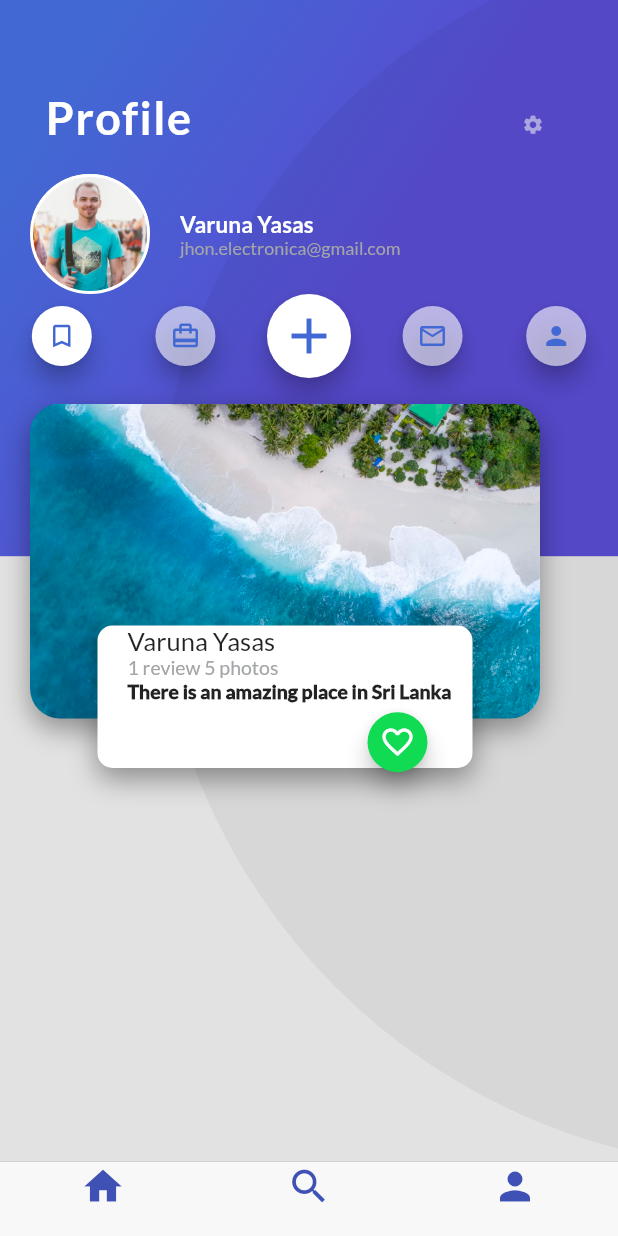
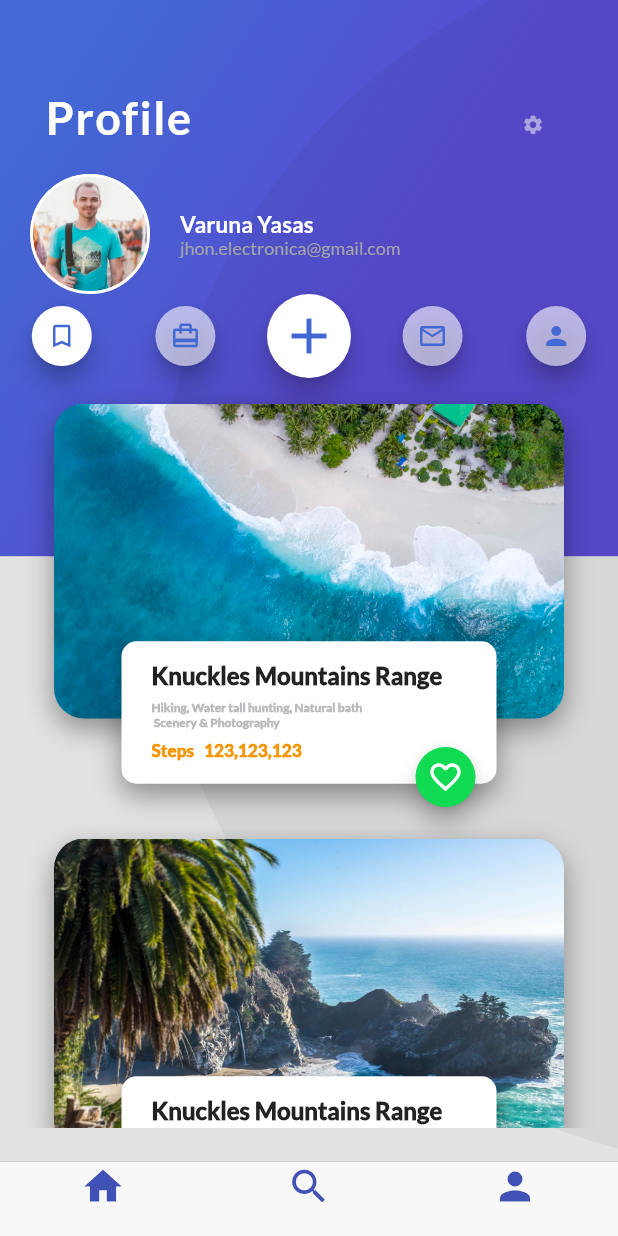
Before and after one commit to jjguitar/PlatziTrips, a Flutter app: the screen it shows after launch, item 3 of the bottom bar chosen, on a phone screen of 412 x 824 dp. Run offline on Flutter 3.47's test engine with Material 2 defaults, Android fonts, the phone set to English and light mode, and no system bars.

Commit message:
reto 4 parte 4, finalizando interfaz

```diff
--- a/lib/card_image_list.dart
+++ b/lib/card_image_list.dart
@@ -8,7 +8,7 @@ class CardImageList extends StatelessWidget {
     return Container(
       height: 350.0,
       child: ListView(
-        padding: EdgeInsets.all(25.0),
+        padding: EdgeInsets.all(30.0),
         scrollDirection: Axis.horizontal,
         children: <Widget>[
 
--- a/lib/card_image_profile.dart
+++ b/lib/card_image_profile.dart
@@ -7,7 +7,7 @@ class CardImageProfile extends StatelessWidget{
 
   String pathImage = "assets/img/beach.jpeg";
   String descriptionPlace = "Lorem Ipsum is simply dummy text of the printing and typesetting industry. Lorem Ipsum has been the industry's standard dummy text ever since the 1500s, when an unknown printer took a galley of type and scrambled it to make a type specimen book. It has survived not only five centuries, but also the leap into electronic typesetting, remaining essentially unchanged. It was popularised in the 1960s with the release of Letraset sheets containing Lorem Ipsum passages, and more recently with desktop publishing software like Aldus PageMaker including versions of Lorem Ipsum.";
-
+  CardImageProfile(this.pathImage);
   @override
   Widget build(BuildContext context) {
     // TODO: implement build
@@ -92,19 +92,22 @@ class CardImageProfile extends StatelessWidget{
 
     }
 
-    return Stack(
-      alignment: Alignment(0.0, 1.5),
-      children: <Widget>[
-        card,
-        textDescription,
-        Container(
-          margin: EdgeInsets.only(
-            left: 150.0,
-            top: 20.0
+    return Container(
+      height: 290.0,
+      child: Stack(
+        alignment: Alignment(0.0, -1.0),
+        children: <Widget>[
+          card,
+          Container(
+            alignment: Alignment(0.0, 0.8),
+            child: textDescription,
           ),
+          Container(
+            alignment: Alignment(0.5, 1.0),
             child: FloatingButtonProfile(),
-        ),
-      ],
+          ),
+        ],
+      ),
     );
   }
 
--- /dev/null
+++ b/lib/card_image_profile_list.dart
@@ -0,0 +1,30 @@
+import 'package:flutter/material.dart';
+import 'package:flutter_app/card_image_profile.dart';
+import 'card_image.dart';
+
+class CardImageProfileList extends StatelessWidget {
+  @override
+  Widget build(BuildContext context) {
+    // TODO: implement build
+    return Container(
+      height: 500.0,
+      margin: EdgeInsets.only(
+        bottom: 60.0
+      ),
+      child: ListView(
+        padding: EdgeInsets.all(0.0),
+        scrollDirection: Axis.vertical,
+        children: <Widget>[
+
+          CardImageProfile("assets/img/beach.jpeg"),
+          CardImageProfile("assets/img/beach_palm.jpeg"),
+          CardImageProfile("assets/img/mountain.jpeg"),
+          CardImageProfile("assets/img/mountain_stars.jpeg"),
+          CardImageProfile("assets/img/river.jpeg"),
+          CardImageProfile("assets/img/sunset.jpeg"),
+        ],
+      ),
+    );
+  }
+
+}
--- a/lib/profile_trips.dart
+++ b/lib/profile_trips.dart
@@ -1,4 +1,5 @@
 import 'package:flutter/material.dart';
+import 'package:flutter_app/card_image_profile_list.dart';
 import 'package:flutter_app/circle_button.dart';
 import 'perfil_profile.dart';
 import 'card_image_profile.dart';
@@ -104,7 +105,7 @@ class ProfileTrips extends StatelessWidget {
             profileName,
             PerfilProfile(),
             profile,
-            CardImageProfile(),
+            CardImageProfileList(),
           ],
         )
       ],
--- a/lib/review_profile.dart
+++ b/lib/review_profile.dart
@@ -3,9 +3,9 @@ import 'package:flutter/material.dart';
 class ReviewProfile extends StatelessWidget {
 
   String pathImage = "asset/img/people.jpg";
-  String name = "Varuna Yasas";
-  String details = "1 review 5 photos";
-  String comment = "There is an amazing place in Sri Lanka";
+  String name = "Knuckles Mountains Range";
+  String details = "Hiking, Water tall hunting, Natural bath \n Scenery & Photography";
+  String comment = "Steps   123,123,123";
 
   @override
   Widget build(BuildContext context) {
@@ -13,7 +13,8 @@ class ReviewProfile extends StatelessWidget {
 
     final userComment = Container(
       margin: EdgeInsets.only(
-          left: 20.0
+          left: 20.0,
+              top: 7.0
       ),
 
       child: Text(
@@ -21,7 +22,8 @@ class ReviewProfile extends StatelessWidget {
         textAlign: TextAlign.left,
         style: TextStyle(
             fontFamily: "Lato",
-            fontSize: 13.0,
+            fontSize: 11.5,
+            color: Color(0xFFF49609),
             fontWeight: FontWeight.w900
         ),
 
@@ -39,8 +41,9 @@ class ReviewProfile extends StatelessWidget {
             textAlign: TextAlign.left,
             style: TextStyle(
                 fontFamily: "Lato",
-                fontSize: 13.0,
-                color: Color(0xFFa3a5a7)
+                fontSize: 8.0,
+                color: Color(0xFFB9BABE),
+                fontWeight: FontWeight.w900,
             ),
 
           ),
@@ -48,6 +51,8 @@ class ReviewProfile extends StatelessWidget {
 
     final userName = Container(
       margin: EdgeInsets.only(
+        top: 13.0,
+          bottom: 7.0,
           left: 20.0
       ),
 
@@ -56,7 +61,8 @@ class ReviewProfile extends StatelessWidget {
         textAlign: TextAlign.left,
         style: TextStyle(
             fontFamily: "Lato",
-            fontSize: 17.0
+            fontSize: 16.0,
+          fontWeight: FontWeight.w900
         ),
 
       ),
```
